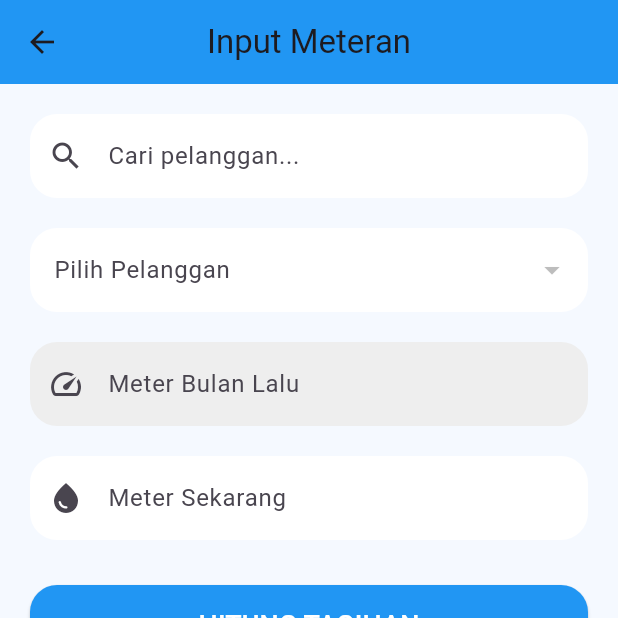
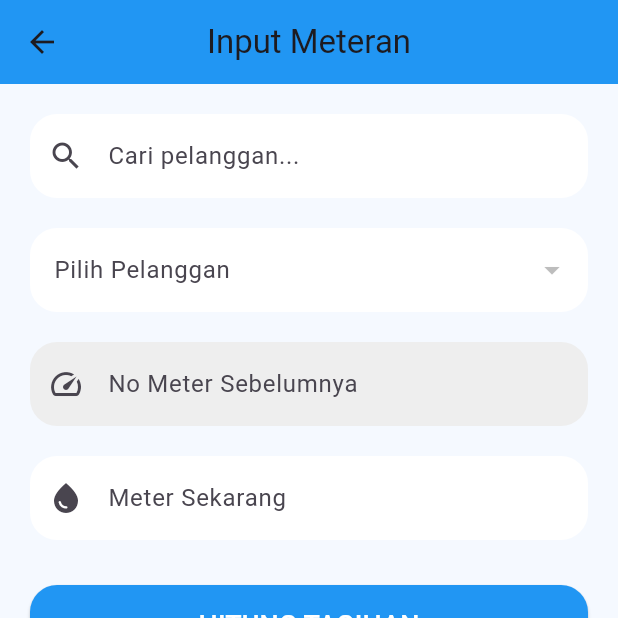
Before and after one commit to nabilasalju18/pam, a Flutter app: the InputMeteranPage screen opened directly, after a tap on "HITUNG TAGIHAN", on a phone screen of 412 x 824 dp, the top half of it. Run offline on Flutter 3.47's test engine with Material 3 defaults, Android fonts, the light colour scheme and no system bars; our stand-ins replace image_picker, pdf, printing, shared_preferences, supabase_flutter; accounts and stored records are empty.

Commit message:
input_meteran

```diff
--- a/lib/dashboard_page.dart
+++ b/lib/dashboard_page.dart
@@ -174,7 +174,7 @@ class _DashboardPageState extends State<DashboardPage> {
                       // HEADER
                       // =====================
                       Text(
-                        "Halo, $currentUser 👋",
+                        "Halo, $currentUser",
                         style: const TextStyle(fontSize: 26, fontWeight: FontWeight.bold),
                       ),
                       const SizedBox(height: 5),
--- a/lib/input_meteran_page.dart
+++ b/lib/input_meteran_page.dart
@@ -1,36 +1,52 @@
 import 'package:flutter/material.dart';
-import 'main.dart';
+import 'package:supabase_flutter/supabase_flutter.dart';
 
 class InputMeteranPage extends StatefulWidget {
-  const InputMeteranPage({
-    super.key,
-  });
+  const InputMeteranPage({super.key});
 
   @override
   State<InputMeteranPage> createState() => _InputMeteranPageState();
 }
 
 class _InputMeteranPageState extends State<InputMeteranPage> {
-  String? selectedPelanggan;
+  final supabase = Supabase.instance.client;
 
+  int? selectedPelanggan;
   final cariController = TextEditingController();
-
   final meterLamaController = TextEditingController();
-
   final meterBaruController = TextEditingController();
 
+  List<Map<String, dynamic>> semuaPelanggan = [];
   List<Map<String, dynamic>> hasilCari = [];
 
   int pemakaian = 0;
   int totalTagihan = 0;
-
   final int tarifAir = 2000;
+  bool isLoading = false;
 
   @override
   void initState() {
     super.initState();
+    ambilDataPelanggan();
+  }
 
-    hasilCari = List.from(dataPelanggan);
+  // ==========================================
+  // QUERY: AMBIL DATA PELANGGAN DARI SUPABASE
+  // ==========================================
+  Future<void> ambilDataPelanggan() async {
+    try {
+      final response = await supabase
+          .from('pelanggan')
+          .select()
+          .order('nama', ascending: true);
+
+      setState(() {
+        semuaPelanggan = List<Map<String, dynamic>>.from(response);
+        hasilCari = semuaPelanggan;
+      });
+    } catch (e) {
+      debugPrint("Gagal mengambil data pelanggan: $e");
+    }
   }
 
   // ===================
@@ -40,7 +56,7 @@ class _InputMeteranPageState extends State<InputMeteranPage> {
     String keyword,
   ) {
     setState(() {
-      hasilCari = dataPelanggan.where(
+      hasilCari = semuaPelanggan.where(
         (pelanggan) {
           return pelanggan["nama"].toString().toLowerCase().contains(
                 keyword.toLowerCase(),
@@ -53,119 +69,103 @@ class _InputMeteranPageState extends State<InputMeteranPage> {
   // ===================
   // HITUNG TAGIHAN
   // ===================
-  Future<void> hitungTagihan() async {
-    int meterLama = int.tryParse(
-          meterLamaController.text,
-        ) ??
-        0;
+Future<void> hitungTagihan() async {
+  int meterLama = int.tryParse(meterLamaController.text) ?? 0;
+  int meterBaru = int.tryParse(meterBaruController.text) ?? 0;
 
-    int meterBaru = int.tryParse(
-          meterBaruController.text,
-        ) ??
-        0;
+  if (selectedPelanggan == null || meterBaruController.text.isEmpty) {
+    _showSnackBar("Pilih pelanggan dan isi meter sekarang");
+    return;
+  }
 
-    // VALIDASI
-    if (selectedPelanggan == null || meterBaruController.text.isEmpty) {
-      ScaffoldMessenger.of(
-        context,
-      ).showSnackBar(
-        const SnackBar(
-          content: Text(
-            "Pilih pelanggan dan isi meter sekarang",
-          ),
-        ),
-      );
+  if (meterBaru < meterLama) {
+    _showSnackBar("Meter sekarang tidak boleh lebih kecil dari meter sebelumnya");
+    return;
+  }
+
+  setState(() => isLoading = true);
+
+  try {
+    final dataUser = semuaPelanggan.firstWhere((item) => item["id"] == selectedPelanggan);
+
+    // 1. CEK TUNGGAKAN
+    final cekTagihan = await supabase
+        .from('tagihan')
+        .select()
+        .eq('pelanggan_id', selectedPelanggan!)
+        .eq('status', 'Belum Bayar')
+        .maybeSingle();
+
+    if (cekTagihan != null) {
+      _showSnackBar("Pelanggan masih memiliki tagihan yang Belum Bayar!");
+      setState(() => isLoading = false);
       return;
     }
 
-    // VALIDASI METER
-    if (meterBaru < meterLama) {
-      ScaffoldMessenger.of(
-        context,
-      ).showSnackBar(
-        const SnackBar(
-          content: Text(
-            "Meter sekarang tidak boleh lebih kecil dari meter sebelumnya",
-          ),
-        ),
-      );
+    int hasilPemakaian = meterBaru - meterLama;
+    int hasilTagihan = hasilPemakaian * tarifAir;
+
+    // 2. SIMPAN KE TABEL METERAN (Gunakan maybeSingle untuk mencegah crash null)
+    final meteranResponse = await supabase.from('meteran').insert({
+      "pelanggan_id": selectedPelanggan,
+      "meter_lama": meterLama,
+      "meter_baru": meterBaru,
+      "pemakaian": hasilPemakaian, // Sekarang aman karena tipe di DB sudah numeric
+    }).select().maybeSingle();
+
+    // Validasi pencegahan error 'method [] called on null'
+    if (meteranResponse == null || meteranResponse['id'] == null) {
+      _showSnackBar("Gagal mengonfirmasi penyimpanan data meteran.");
+      setState(() => isLoading = false);
       return;
     }
 
-    // HITUNG
-    int hasilPemakaian = meterBaru - meterLama;
+    final int baruMeteranId = meteranResponse['id'];
 
-    int hasilTagihan = hasilPemakaian * tarifAir;
+    // 3. SIMPAN KE TABEL TAGIHAN
+    await supabase.from('tagihan').insert({
+      "pelanggan_id": selectedPelanggan,
+      "meteran_id": baruMeteranId,
+      "pemakaian": hasilPemakaian,
+      "tagihan": hasilTagihan,
+      "status": "Belum Bayar",
+    });
+
+    // 4. UPDATE NO METER PELANGGAN
+    await supabase.from('pelanggan').update({
+      "no_meter": meterBaru,
+    }).eq('id', dataUser['id']);
 
     setState(() {
       pemakaian = hasilPemakaian;
-
       totalTagihan = hasilTagihan;
     });
 
-    // CEGAH DUPLIKAT
-    bool sudahAda = dataTagihan.any(
-      (item) =>
-          item["nama"] == selectedPelanggan && item["status"] == "Belum Bayar",
-    );
+    _showSnackBar("Tagihan dan riwayat meteran berhasil dibuat ke database");
 
-    if (sudahAda) {
-      ScaffoldMessenger.of(
-        context,
-      ).showSnackBar(
-        const SnackBar(
-          content: Text(
-            "Pelanggan masih punya tagihan",
-          ),
-        ),
-      );
-      return;
-    }
-
-    // UPDATE METER PELANGGAN
-    int indexPelanggan = dataPelanggan.indexWhere(
-      (item) => item["nama"] == selectedPelanggan,
-    );
-
-    if (indexPelanggan != -1) {
-      dataPelanggan[indexPelanggan]["meter"] = meterBaru.toString();
-    }
-
-    // SIMPAN TAGIHAN
-    dataTagihan.add({
-      "nama": selectedPelanggan,
-      "pemakaian": hasilPemakaian,
-      "tagihan": hasilTagihan,
-      "status": "Belum Bayar",
-      "meterLama": meterLama,
-      "meterBaru": meterBaru,
+    meterBaruController.clear();
+    cariController.clear();
+    setState(() {
+      selectedPelanggan = null;
+      meterLamaController.clear();
     });
 
-    await simpanData();
+    ambilDataPelanggan();
 
-    ScaffoldMessenger.of(
-      context,
-    ).showSnackBar(
-      const SnackBar(
-        content: Text(
-          "Tagihan berhasil dibuat",
-        ),
-      ),
-    );
-
-    meterBaruController.clear();
-
-    cariController.clear();
-
-    setState(() {
-      selectedPelanggan = null;
-    });
+  } catch (e) {
+    _showSnackBar("Terjadi kesalahan database: $e");
+  } finally {
+    setState(() => isLoading = false);
+  }
+}
+  void _showSnackBar(String pesan) {
+    if (mounted) {
+      ScaffoldMessenger.of(context).showSnackBar(SnackBar(content: Text(pesan)));
+    }
   }
 
   @override
-  Widget build(
-    BuildContext context,
-  ) {
+  Widget build(BuildContext context) {
     return Scaffold(
       backgroundColor: const Color(
         0xffF5F9FF,
@@ -208,7 +208,7 @@ class _InputMeteranPageState extends State<InputMeteranPage> {
             ),
 
             // DROPDOWN
-            DropdownButtonFormField<String>(
+            DropdownButtonFormField<int>(
               value: selectedPelanggan,
               decoration: InputDecoration(
                 labelText: "Pilih Pelanggan",
@@ -221,29 +221,30 @@ class _InputMeteranPageState extends State<InputMeteranPage> {
                   borderSide: BorderSide.none,
                 ),
               ),
-              items: hasilCari.map(
-                (
-                  pelanggan,
-                ) {
-                  return DropdownMenuItem<String>(
-                    value: pelanggan["nama"],
+              items: hasilCari.map((pelanggan) {
+                  return DropdownMenuItem<int>(
+                    value: pelanggan["id"], // VALUE SEKARANG ADALAH ID (int)
                     child: Text(
-                      "${pelanggan["nama"]} - Meter ${pelanggan["meter"]}",
+                      "${pelanggan["nama"]} - Meter: ${pelanggan["no_meter"] ?? 0}",
                     ),
                   );
-                },
-              ).toList(),
+                }).toList(),
 
               // AUTO METER
               onChanged: (value) {
                 setState(() {
                   selectedPelanggan = value;
 
-                  var pelanggan = dataPelanggan.firstWhere(
-                    (item) => item["nama"] == value,
+                  var pelanggan = semuaPelanggan.firstWhere(
+                    (item) => item["id"] == value,
+                    orElse: () => {},
                   );
 
-                  meterLamaController.text = pelanggan["meter"].toString();
+                  if (pelanggan.isNotEmpty) {
+                    meterLamaController.text = (pelanggan["no_meter"] ?? 0).toString();
+                  } else {
+                    meterLamaController.text = "0";
+                  }
                 });
               },
             ),
@@ -257,7 +258,7 @@ class _InputMeteranPageState extends State<InputMeteranPage> {
               controller: meterLamaController,
               readOnly: true,
               decoration: InputDecoration(
-                labelText: "Meter Bulan Lalu",
+                labelText: "No Meter Sebelumnya",
                 prefixIcon: const Icon(
                   Icons.speed,
                 ),
--- a/lib/main.dart
+++ b/lib/main.dart
@@ -66,8 +66,6 @@ Future<void> simpanData() async {
 // =======================
 Future<void> loadData() async {
   final prefs = await SharedPreferences.getInstance();
-
-
 
   String? tagihan = prefs.getString(
     "tagihan",
```
